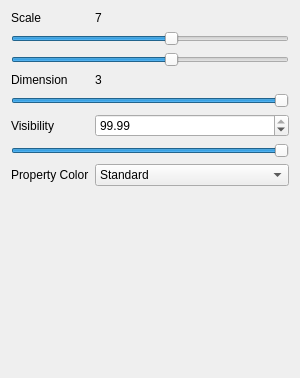
Before: the Qt Designer form AdenitaCoreSE/form/SEAdenitaVisualModelProperties.ui in edellano/Adenita-SAMSON-Edition, drawn with Qt 5.
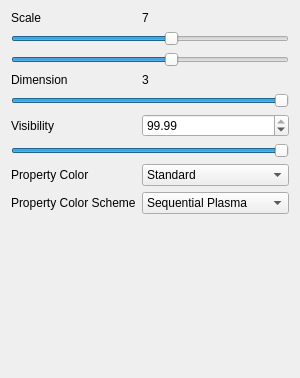
After: the same form once the commit is applied.

Commit message: added color schemes for property display

Diff of the .ui file:
```diff
--- a/AdenitaCoreSE/form/SEAdenitaVisualModelProperties.ui
+++ b/AdenitaCoreSE/form/SEAdenitaVisualModelProperties.ui
@@ -157,6 +157,27 @@
        </property>
       </widget>
      </item>
+     <item row="8" column="0">
+      <widget class="QLabel" name="label_5">
+       <property name="text">
+        <string>Property Color Scheme</string>
+       </property>
+      </widget>
+     </item>
+     <item row="8" column="1">
+      <widget class="QComboBox" name="cbbPropertyColorSchemes">
+       <item>
+        <property name="text">
+         <string>Sequential Plasma</string>
+        </property>
+       </item>
+       <item>
+        <property name="text">
+         <string>Diverging Autumn</string>
+        </property>
+       </item>
+      </widget>
+     </item>
     </layout>
    </item>
   </layout>
```
Left out of the diff: 17 changed lines with no effect on the pictures. The commit also changes 2 other files.
